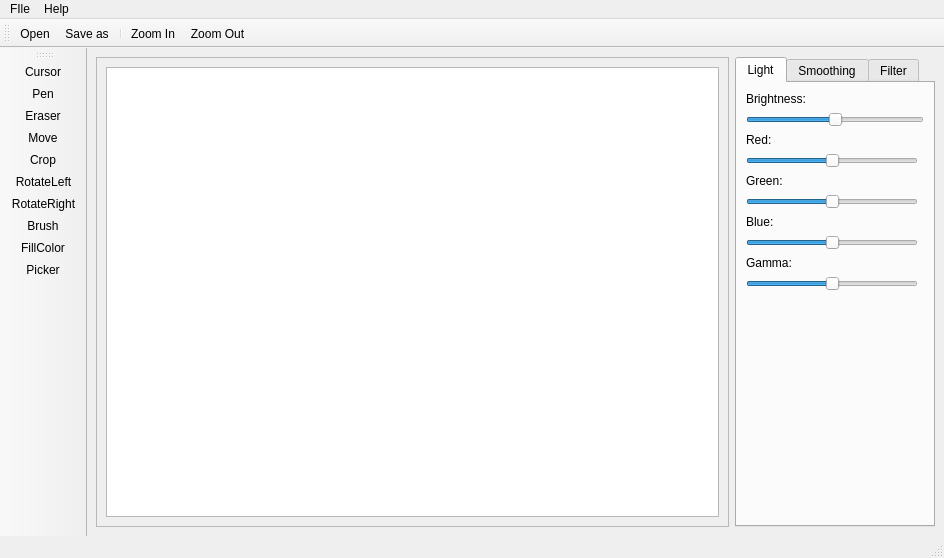
junsee1412/Image-Processing, file gui/maingui.ui: the form before one commit.
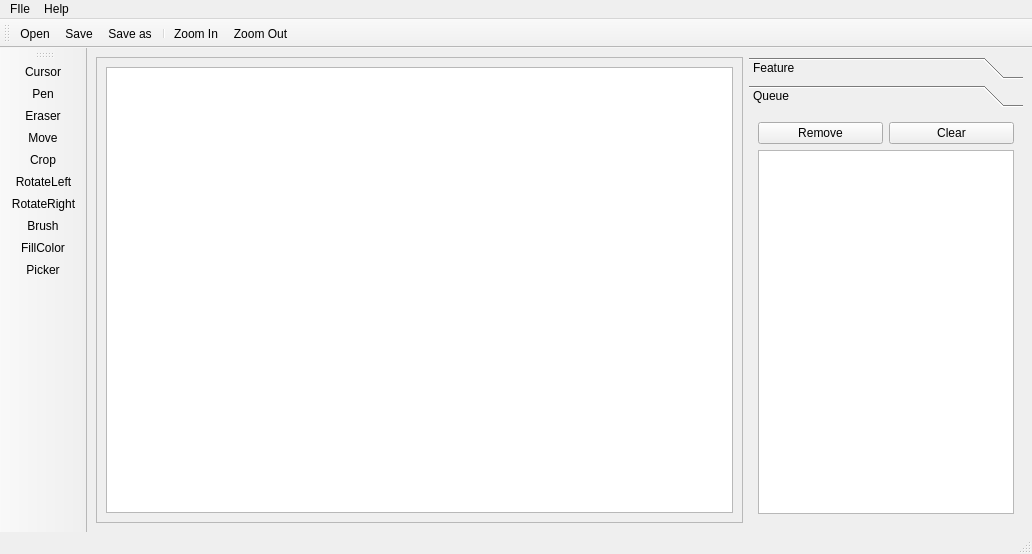
The form after the commit. The open tabs and pages were chosen to show the change. Icons and pictures are not drawn.

```diff
--- a/gui/maingui.ui
+++ b/gui/maingui.ui
@@ -6,8 +6,8 @@
    <rect>
     <x>0</x>
     <y>0</y>
-    <width>944</width>
-    <height>558</height>
+    <width>1032</width>
+    <height>554</height>
    </rect>
   </property>
   <property name="windowTitle">
@@ -16,6 +16,24 @@
   <widget class="QWidget" name="centralwidget">
    <layout class="QGridLayout" name="gridLayout">
     <item row="0" column="1" colspan="2">
+     <widget class="QToolBox" name="toolBox">
+      <property name="currentIndex">
+       <number>0</number>
+      </property>
+      <widget class="QWidget" name="page_1">
+       <property name="geometry">
+        <rect>
+         <x>0</x>
+         <y>0</y>
+         <width>218</width>
+         <height>434</height>
+        </rect>
+       </property>
+       <attribute name="label">
+        <string>Feature</string>
+       </attribute>
+       <layout class="QGridLayout" name="gridLayout_6">
+        <item row="0" column="0">
      <widget class="QTabWidget" name="tabWidget">
       <property name="minimumSize">
        <size>
@@ -340,6 +358,42 @@
       </widget>
      </widget>
     </item>
+       </layout>
+      </widget>
+      <widget class="QWidget" name="page_3">
+       <property name="geometry">
+        <rect>
+         <x>0</x>
+         <y>0</y>
+         <width>274</width>
+         <height>386</height>
+        </rect>
+       </property>
+       <attribute name="label">
+        <string>Queue</string>
+       </attribute>
+       <layout class="QGridLayout" name="gridLayout_7">
+        <item row="0" column="0">
+         <widget class="QPushButton" name="push_Remove">
+          <property name="text">
+           <string>Remove</string>
+          </property>
+         </widget>
+        </item>
+        <item row="0" column="1">
+         <widget class="QPushButton" name="push_Clear">
+          <property name="text">
+           <string>Clear</string>
+          </property>
+         </widget>
+        </item>
+        <item row="1" column="0" colspan="2">
+         <widget class="QListWidget" name="listWidget"/>
+        </item>
+       </layout>
+      </widget>
+     </widget>
+    </item>
     <item row="0" column="0">
      <widget class="QScrollArea" name="scrollArea">
       <property name="widgetResizable">
@@ -350,8 +404,8 @@
         <rect>
          <x>0</x>
          <y>0</y>
-         <width>662</width>
-         <height>446</height>
+         <width>736</width>
+         <height>442</height>
         </rect>
        </property>
        <layout class="QGridLayout" name="gridLayout_2">
@@ -369,7 +423,7 @@
     <rect>
      <x>0</x>
      <y>0</y>
-     <width>944</width>
+     <width>1032</width>
      <height>26</height>
     </rect>
    </property>
@@ -404,6 +458,7 @@
    </attribute>
    <addaction name="actionOpen"/>
    <addaction name="actionSave"/>
+   <addaction name="actionSave_as"/>
    <addaction name="separator"/>
    <addaction name="actionZoom_In"/>
    <addaction name="actionZoom_Out"/>
@@ -442,7 +497,7 @@
     <string>Ctrl+O</string>
    </property>
   </action>
-  <action name="actionSave">
+  <action name="actionSave_as">
    <property name="icon">
     <iconset>
      <normaloff>icons/icons8-save-100.png</normaloff>
@@ -609,6 +664,18 @@
     <string>RotateRight</string>
    </property>
   </action>
+  <action name="actionSave">
+   <property name="icon">
+    <iconset>
+     <normaloff>icons/icons8-save-100.png</normaloff>icons/icons8-save-100.png</iconset>
+   </property>
+   <property name="text">
+    <string>Save</string>
+   </property>
+   <property name="shortcut">
+    <string>Ctrl+S</string>
+   </property>
+  </action>
  </widget>
  <resources/>
  <connections/>
```
Left out of the diff: 149 changed lines with no effect on the pictures. Lines whose indentation alone changed are shown as unchanged.
